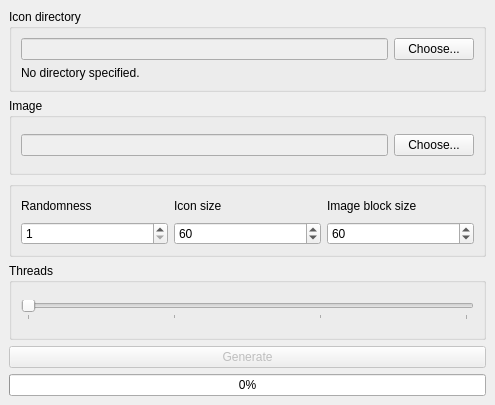
This is ui/mainwindow.ui in YotsuyaNight/Mosaic-Generator as Qt 5 draws it before an edit. The edited form follows.
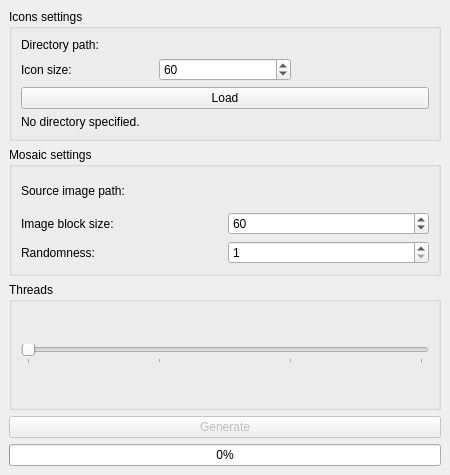
This is the edited form.

The edit to the form file:
```diff
--- a/ui/mainwindow.ui
+++ b/ui/mainwindow.ui
@@ -6,36 +6,56 @@
    <rect>
     <x>0</x>
     <y>0</y>
-    <width>495</width>
-    <height>405</height>
+    <width>450</width>
+    <height>475</height>
    </rect>
   </property>
   <property name="windowTitle">
    <string>Mosaic Generator</string>
   </property>
-  <widget class="QWidget" name="MainWidget">
-   <layout class="QVBoxLayout" name="verticalLayout">
-    <item>
-     <widget class="QGroupBox" name="groupBox">
+  <widget class="QWidget" name="mainWidget">
+   <layout class="QGridLayout" name="mainLayout">
+    <item row="0" column="0">
+     <widget class="QGroupBox" name="iconSettingsBox">
       <property name="title">
-       <string>Icon directory</string>
+       <string>Icons settings</string>
       </property>
       <layout class="QGridLayout" name="gridLayout">
        <item row="0" column="0">
-        <widget class="QLineEdit" name="iconDirPath">
-         <property name="enabled">
-          <bool>false</bool>
+        <widget class="QLabel" name="label">
+         <property name="text">
+          <string>Directory path:</string>
          </property>
         </widget>
        </item>
-       <item row="0" column="1">
-        <widget class="QPushButton" name="buttonChooseIconDir">
+       <item row="1" column="0">
+        <widget class="QLabel" name="label_4">
          <property name="text">
-          <string>Choose...</string>
+          <string>Icon size:</string>
          </property>
         </widget>
        </item>
-       <item row="1" column="0" colspan="2">
+       <item row="1" column="1">
+        <widget class="QSpinBox" name="iconLength">
+         <property name="minimum">
+          <number>1</number>
+         </property>
+         <property name="maximum">
+          <number>999999999</number>
+         </property>
+         <property name="value">
+          <number>60</number>
+         </property>
+        </widget>
+       </item>
+       <item row="4" column="0" colspan="3">
+        <widget class="QPushButton" name="buttonLoadIcons">
+         <property name="text">
+          <string>Load</string>
+         </property>
+        </widget>
+       </item>
+       <item row="6" column="0" colspan="3">
         <widget class="QLabel" name="loadedIconsCount">
          <property name="text">
           <string>No directory specified.</string>
@@ -45,73 +65,27 @@
       </layout>
      </widget>
     </item>
-    <item>
-     <widget class="QGroupBox" name="groupBox_2">
+    <item row="1" column="0">
+     <widget class="QGroupBox" name="mosaicSettingsBox">
       <property name="title">
-       <string>Image</string>
+       <string>Mosaic settings</string>
       </property>
       <layout class="QGridLayout" name="gridLayout_3">
        <item row="0" column="0">
-        <widget class="QLineEdit" name="imagePath">
-         <property name="enabled">
-          <bool>false</bool>
-         </property>
-        </widget>
-       </item>
-       <item row="0" column="1">
-        <widget class="QPushButton" name="buttonChooseImage">
-         <property name="text">
-          <string>Choose...</string>
-         </property>
-        </widget>
-       </item>
-      </layout>
-     </widget>
-    </item>
-    <item>
-     <widget class="QGroupBox" name="groupBox_3">
-      <property name="title">
-       <string/>
-      </property>
-      <layout class="QGridLayout" name="gridLayout_4">
-       <item row="0" column="0">
         <widget class="QLabel" name="label_2">
          <property name="text">
-          <string>Randomness</string>
-         </property>
-        </widget>
-       </item>
-       <item row="1" column="1">
-        <widget class="QSpinBox" name="iconLength">
-         <property name="minimum">
-          <number>1</number>
-         </property>
-         <property name="maximum">
-          <number>999999999</number>
-         </property>
-         <property name="value">
-          <number>60</number>
+          <string>Source image path:</string>
          </property>
         </widget>
        </item>
        <item row="1" column="0">
-        <widget class="QSpinBox" name="randomness">
-         <property name="minimum">
-          <number>1</number>
-         </property>
-         <property name="maximum">
-          <number>999999999</number>
-         </property>
-        </widget>
-       </item>
-       <item row="0" column="1">
-        <widget class="QLabel" name="label_4">
+        <widget class="QLabel" name="label_3">
          <property name="text">
-          <string>Icon size</string>
+          <string>Image block size:</string>
          </property>
         </widget>
        </item>
-       <item row="1" column="2">
+       <item row="1" column="1">
         <widget class="QSpinBox" name="imageBlockSize">
          <property name="minimum">
           <number>1</number>
@@ -124,17 +98,27 @@
          </property>
         </widget>
        </item>
-       <item row="0" column="2">
-        <widget class="QLabel" name="label">
+       <item row="2" column="0">
+        <widget class="QLabel" name="label_5">
          <property name="text">
-          <string>Image block size</string>
+          <string>Randomness:</string>
+         </property>
+        </widget>
+       </item>
+       <item row="2" column="1">
+        <widget class="QSpinBox" name="randomness">
+         <property name="minimum">
+          <number>1</number>
+         </property>
+         <property name="maximum">
+          <number>999999999</number>
          </property>
         </widget>
        </item>
       </layout>
      </widget>
     </item>
-    <item>
+    <item row="2" column="0">
      <widget class="QGroupBox" name="groupBox_4">
       <property name="title">
        <string>Threads</string>
@@ -162,7 +146,7 @@
       </layout>
      </widget>
     </item>
-    <item>
+    <item row="3" column="0">
      <widget class="QPushButton" name="buttonGenerate">
       <property name="enabled">
        <bool>false</bool>
@@ -172,7 +156,7 @@
       </property>
      </widget>
     </item>
-    <item>
+    <item row="4" column="0">
      <widget class="QProgressBar" name="progressBar">
       <property name="value">
        <number>0</number>
```
